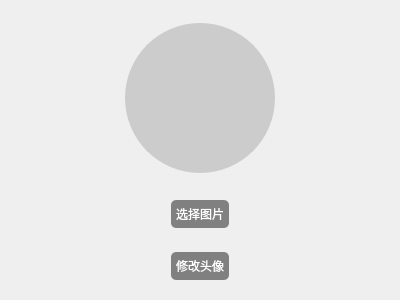
Before: the Qt Designer form AllChatClient/View/updateavatar.ui in siju-m/AllChat, drawn with Qt 5.
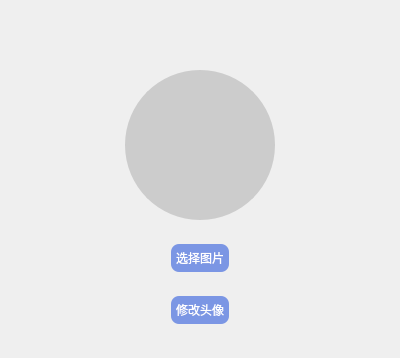
After: the same form once the commit is applied. Icons and pictures are not drawn.

Diff of the .ui file:
```diff
--- a/AllChatClient/View/updateavatar.ui
+++ b/AllChatClient/View/updateavatar.ui
@@ -13,7 +13,129 @@
   <property name="windowTitle">
    <string>Dialog</string>
   </property>
+  <property name="styleSheet">
+   <string notr="true"/>
+  </property>
   <layout class="QVBoxLayout" name="verticalLayout">
+   <property name="leftMargin">
+    <number>20</number>
+   </property>
+   <property name="topMargin">
+    <number>20</number>
+   </property>
+   <property name="rightMargin">
+    <number>20</number>
+   </property>
+   <property name="bottomMargin">
+    <number>20</number>
+   </property>
+   <item>
+    <widget class="QFrame" name="frame">
+     <property name="styleSheet">
+      <string notr="true">QFrame{
+border-radius:10px
+}</string>
+     </property>
+     <property name="frameShape">
+      <enum>QFrame::StyledPanel</enum>
+     </property>
+     <property name="frameShadow">
+      <enum>QFrame::Raised</enum>
+     </property>
+     <layout class="QVBoxLayout" name="verticalLayout_2">
+      <property name="leftMargin">
+       <number>5</number>
+      </property>
+      <property name="topMargin">
+       <number>5</number>
+      </property>
+      <property name="rightMargin">
+       <number>5</number>
+      </property>
+      <property name="bottomMargin">
+       <number>5</number>
+      </property>
+      <item>
+       <widget class="QWidget" name="widget" native="true">
+        <property name="minimumSize">
+         <size>
+          <width>0</width>
+          <height>30</height>
+         </size>
+        </property>
+        <property name="maximumSize">
+         <size>
+          <width>16777215</width>
+          <height>30</height>
+         </size>
+        </property>
+        <layout class="QHBoxLayout" name="horizontalLayout">
+         <property name="leftMargin">
+          <number>0</number>
+         </property>
+         <property name="topMargin">
+          <number>0</number>
+         </property>
+         <property name="rightMargin">
+          <number>0</number>
+         </property>
+         <property name="bottomMargin">
+          <number>0</number>
+         </property>
+         <item>
+          <spacer name="horizontalSpacer">
+           <property name="orientation">
+            <enum>Qt::Horizontal</enum>
+           </property>
+           <property name="sizeHint" stdset="0">
+            <size>
+             <width>355</width>
+             <height>20</height>
+            </size>
+           </property>
+          </spacer>
+         </item>
+         <item>
+          <widget class="QPushButton" name="btnClose">
+           <property name="minimumSize">
+            <size>
+             <width>30</width>
+             <height>30</height>
+            </size>
+           </property>
+           <property name="maximumSize">
+            <size>
+             <width>30</width>
+             <height>30</height>
+            </size>
+           </property>
+           <property name="styleSheet">
+            <string notr="true">QPushButton{
+border:none;
+padding:5px;
+}
+QPushButton::hover{	
+    color: #FFFFFF;
+    background-color: #d22d1e;
+    border-color: #2f3640;
+}</string>
+           </property>
+           <property name="text">
+            <string/>
+           </property>
+           <property name="icon">
+            <iconset>
+             <normalon>:/Icon/cross.png</normalon>
+            </iconset>
+           </property>
+           <property name="flat">
+            <bool>false</bool>
+           </property>
+          </widget>
+         </item>
+        </layout>
+       </widget>
+      </item>
    <item>
     <widget class="QWidget" name="widget_2" native="true">
      <layout class="QHBoxLayout" name="horizontalLayout_4">
@@ -69,9 +191,9 @@
 QPushButton{
 	font: 10pt &quot;微软雅黑&quot;;
     color: white;
-    background-color: gray;
-    border-color: #2f3640;
-    border-radius: 5px;
+    background-color: rgb(123, 150, 228);
+	color: rgb(255, 255, 255);
+    border-radius: 8px;
     border-style: none;
     border-width: 1px;
     padding: 5px;
@@ -128,9 +250,9 @@
 QPushButton{
 	font: 10pt &quot;微软雅黑&quot;;
     color: white;
-    background-color: gray;
-    border-color: #2f3640;
-    border-radius: 5px;
+    background-color: rgb(123, 150, 228);
+	color: rgb(255, 255, 255);
+    border-radius: 8px;
     border-style: none;
     border-width: 1px;
     padding: 5px;
@@ -160,6 +282,9 @@
         <property name="text">
          <string>修改头像</string>
         </property>
+          </widget>
+         </item>
+        </layout>
        </widget>
       </item>
      </layout>
```
Lines whose indentation alone changed are shown as unchanged.
